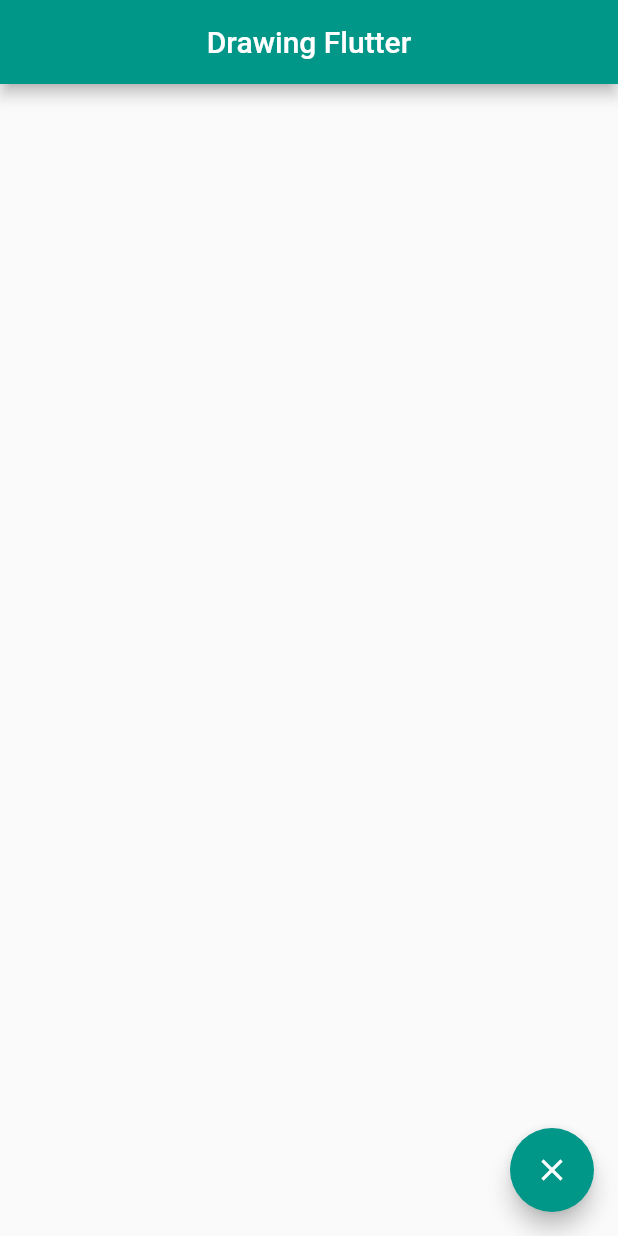
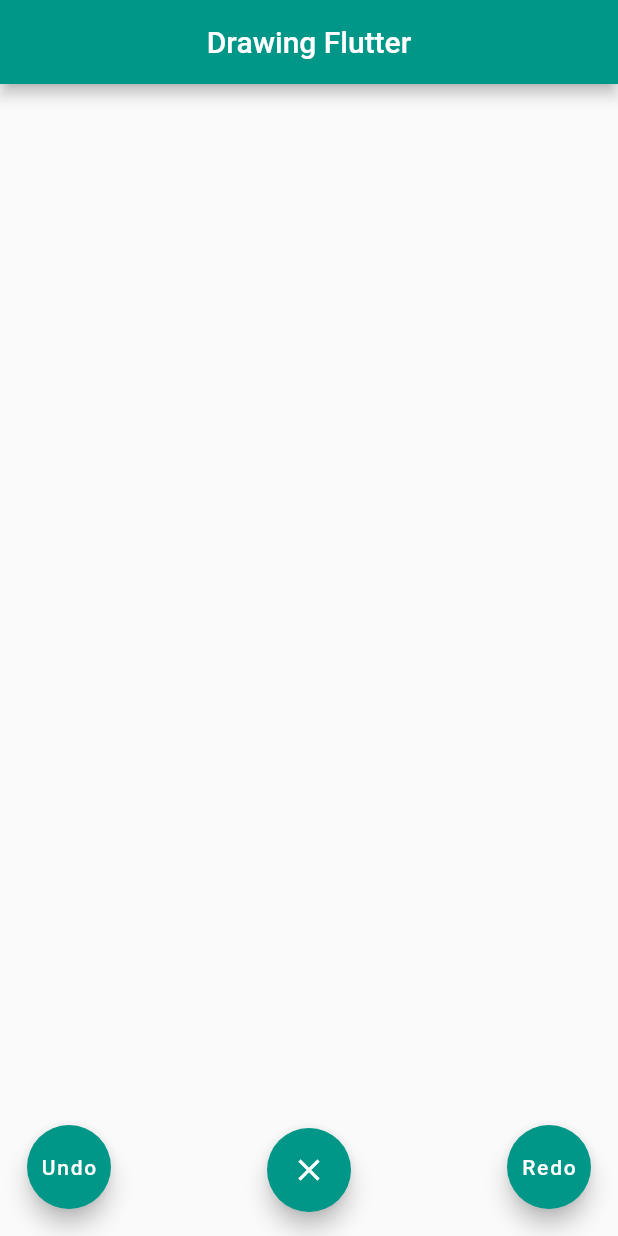
Before and after one commit to mido-ahmed/Paint-Plugins, a Flutter app: the screen it shows after launch, after a tap on the "clear" icon, on a phone screen of 412 x 824 dp. Run offline on Flutter 3.47's test engine with Material 2 defaults, Android fonts, the phone set to English and light mode, and no system bars.

Commit message:
edit in ui

```diff
--- a/lib/main.dart
+++ b/lib/main.dart
@@ -42,7 +42,7 @@ class _MyHomePageState extends State<MyHomePage> {
       floatingActionButton: FloatingActionButton(
         onPressed: () {
           setState(() {
-            _strokes.clear();
+            var item = _strokes.clear();
           });
         },
         child: Icon(Icons.clear),
@@ -53,7 +53,9 @@ class _MyHomePageState extends State<MyHomePage> {
         centerTitle: true,
         backgroundColor: Colors.teal,
       ),
-      body: GestureDetector(
+      body: Stack(
+        children: [
+          GestureDetector(
             onPanDown: (details) => _startStroke(
               details.localPosition.dx,
               details.localPosition.dy,
@@ -70,6 +72,36 @@ class _MyHomePageState extends State<MyHomePage> {
               ),
             ),
           ),
+          Center(
+            child: Column(
+              mainAxisAlignment: MainAxisAlignment.end,
+              children: [
+                Padding(
+                  padding: const EdgeInsets.all(18.0),
+                  child: Row(
+                    mainAxisAlignment: MainAxisAlignment.spaceBetween,
+                    children: [
+                      FloatingActionButton(
+                        backgroundColor: Colors.teal,
+                        child: Text("Undo"),
+                        onPressed: () {},
+                      ),
+                      SizedBox(
+                        width: 45,
+                      ),
+                      FloatingActionButton(
+                          backgroundColor: Colors.teal,
+                          child: Text("Redo"),
+                          onPressed: () {}),
+                    ],
+                  ),
+                ),
+              ],
+            ),
+          )
+        ],
+      ),
+      floatingActionButtonLocation: FloatingActionButtonLocation.centerFloat,
     );
   }
 }
```
Also changed, not shown: pubspec.lock. Lines whose indentation alone changed are shown as unchanged.
